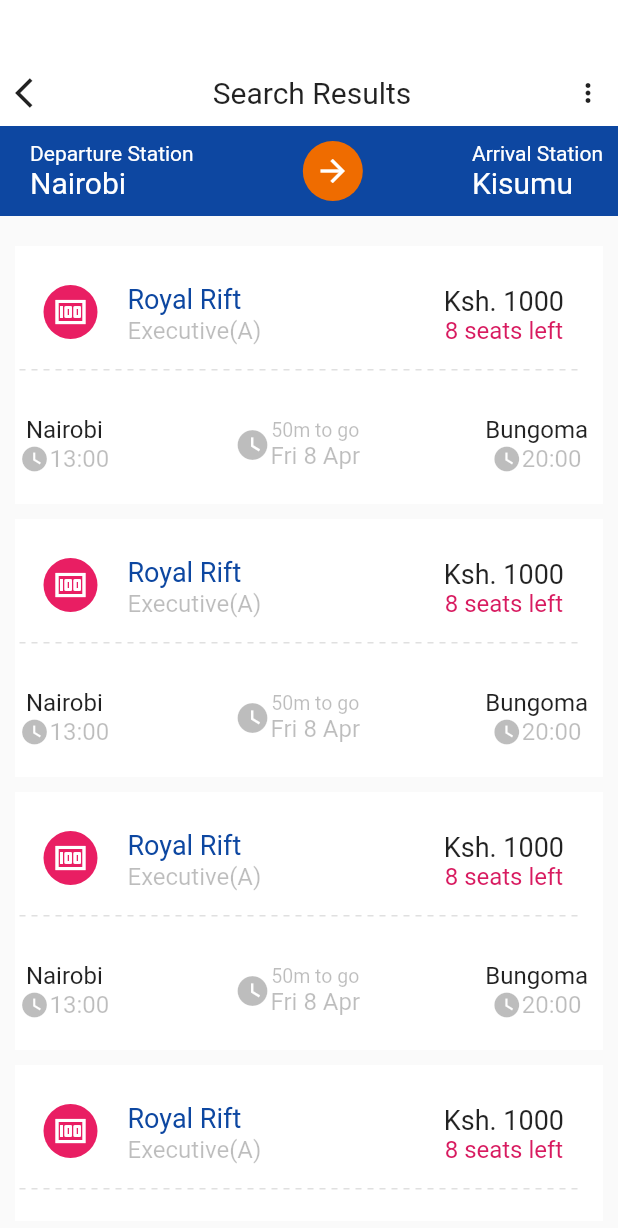
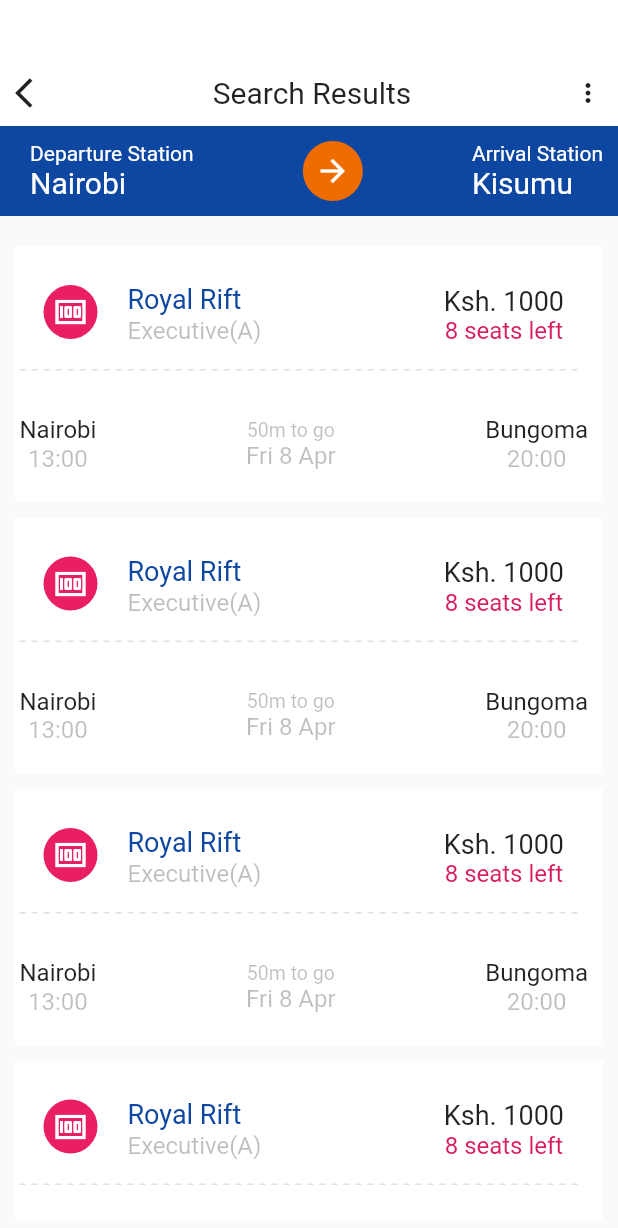
Before and after one commit to Brian-mula/booking, a Flutter app: the SelectTicketPage screen opened directly, on a phone screen of 412 x 824 dp. Shown: the top 1228 px of the screen. Run offline on Flutter 3.47's test engine with Material 2 defaults, Android fonts, the phone set to English and light mode, and no system bars; drawn by our look-alikes of dotted_line; our stand-ins replace date_time_picker, flutter_riverpod; network calls fail.

Commit message:
removed icons

```diff
--- a/lib/pages/ticket_page.dart
+++ b/lib/pages/ticket_page.dart
@@ -167,28 +167,15 @@ class _SelectTicketPageState extends ConsumerState<SelectTicketPage> {
                                           color: ThemeFile.bookingDeepBlack,
                                           size: 16,
                                         ),
-                                        Row(
-                                          children: [
-                                            Icon(
-                                              Icons.watch_later,
-                                              color: ThemeFile.bookingBlack1,
-                                              size: 20,
-                                            ),
                                         BigTextWidget(
                                           text: "13:00",
                                           size: 16,
                                           color: ThemeFile.bookingBlack1,
                                         )
                                       ],
-                                        )
-                                      ],
                                     ),
                                     Row(
                                       children: [
-                                        Icon(
-                                          Icons.watch_later,
-                                          color: ThemeFile.bookingBlack1,
-                                        ),
                                         Column(
                                           crossAxisAlignment:
                                               CrossAxisAlignment.center,
@@ -214,19 +201,10 @@ class _SelectTicketPageState extends ConsumerState<SelectTicketPage> {
                                           color: ThemeFile.bookingDeepBlack,
                                           size: 16,
                                         ),
-                                        Row(
-                                          children: [
-                                            Icon(
-                                              Icons.watch_later,
-                                              color: ThemeFile.bookingBlack1,
-                                              size: 20,
-                                            ),
                                         BigTextWidget(
                                             text: "20:00",
                                             size: 16,
                                             color: ThemeFile.bookingBlack1)
-                                          ],
-                                        )
                                       ],
                                     )
                                   ]),
```
Lines whose indentation alone changed are shown as unchanged.
